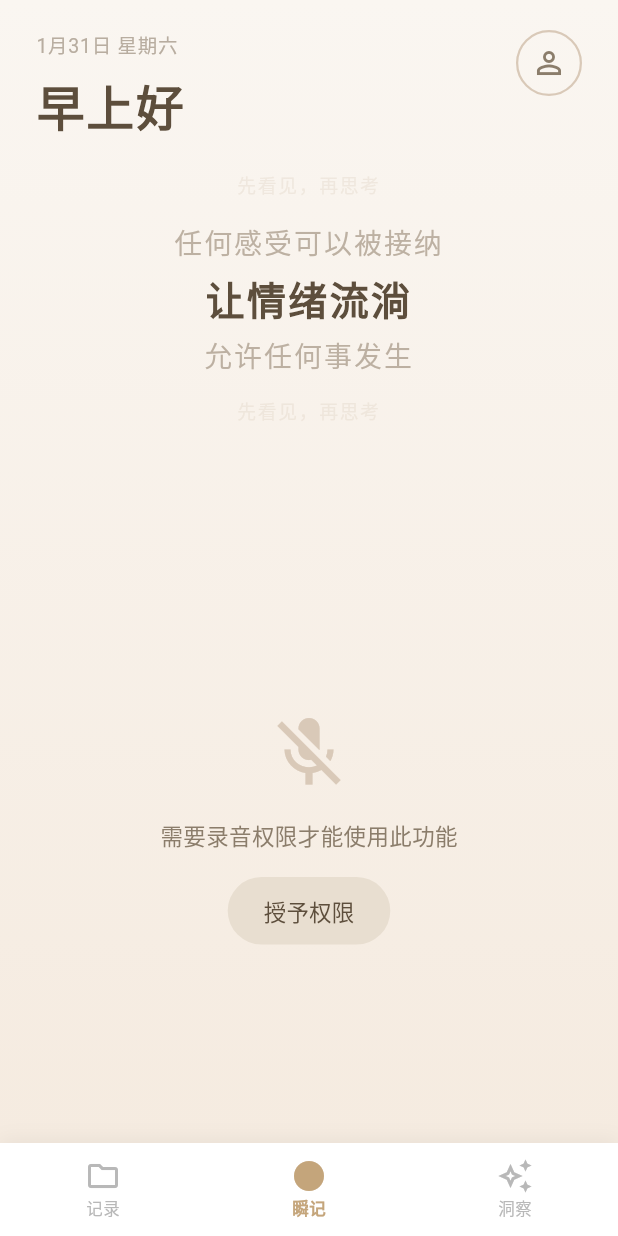
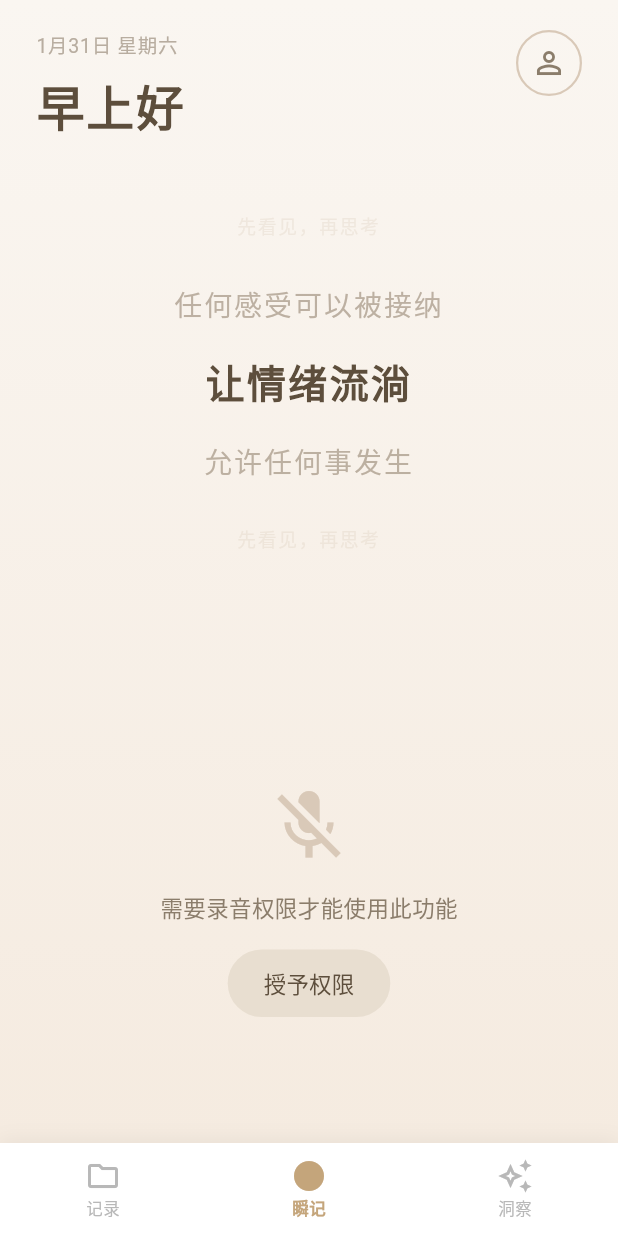
Before and after one commit to BinGess/Ocean, a Flutter app: the screen it shows after launch, on a phone screen of 412 x 824 dp. Run offline on Flutter 3.47's test engine with Material 3 defaults, Android fonts, the phone set to English and light mode, and no system bars; our stand-ins replace bloc_concurrency, dio, equatable, flutter_bloc, flutter_dotenv, freezed_annotation and 3 more; missing offline and left inert: record; accounts and stored records are empty; generated files the repository leaves out were written again.

```diff
--- a/lib/presentation/screens/home/home_screen.dart
+++ b/lib/presentation/screens/home/home_screen.dart
@@ -252,10 +252,14 @@ class _HomeScreenState extends State<HomeScreen> {
                     if (ModalRoute.of(context)?.isCurrent ?? false) {
                       final messenger = ScaffoldMessenger.of(context);
                       final recordBloc = context.read<RecordBloc>();
+                      // 优先使用流式转写文本,避免显示占位符
+                      final audioState = context.read<AudioBloc>().state;
+                      final transcription = audioState.realtimeTranscription ??
+                                           recordState.transcription ?? '';
                       NVCConfirmationModal.show(
                         context: context,
                         initialAnalysis: recordState.nvcAnalysis!,
-                        transcription: recordState.transcription ?? '',
+                        transcription: transcription,
                         onRevert: () {
                           _handleProcessingModeSelected(ProcessingMode.onlyRecord);
                         },
@@ -321,9 +325,9 @@ class _HomeScreenState extends State<HomeScreen> {
                     // 顶部信息栏
                     _buildHeader(context, dateStr, greeting),
 
-                    // 文字滚动区域 - 缩小以给转写框留空间
+                    // 文字滚动区域 - 优化布局,给文案更多空间
                     Expanded(
-                      flex: 2,
+                      flex: 3,
                       child: _buildDescriptionSection(context),
                     ),
 
@@ -334,9 +338,9 @@ class _HomeScreenState extends State<HomeScreen> {
                       },
                     ),
 
-                    // 录音按钮区域 - 增大以保持良好视觉效果
+                    // 录音按钮区域 - 调整比例,保持整体平衡
                     Expanded(
-                      flex: 4,
+                      flex: 3,
                       child: BlocBuilder<AudioBloc, AudioState>(
                         builder: (context, audioState) {
                           return _buildRecordSection(context, audioState);
@@ -495,15 +499,20 @@ class _HomeScreenState extends State<HomeScreen> {
           ),
           const SizedBox(height: 32),
 
-          // 录音按钮
-          GestureDetector(
-            onTapDown: (_) {
+          // 录音按钮 - 扩大可点击区域
+          Container(
+            width: 180,  // 扩大外层容器,增加可点击热区
+            height: 180,
+            alignment: Alignment.center,
+            child: GestureDetector(
+              behavior: HitTestBehavior.opaque,  // 确保整个区域都可点击
+              onLongPressStart: (_) {
                 if (!audioState.isRecording) {
                   // 优先尝试流式录音，如果失败会自动降级到普通录音
                   context.read<AudioBloc>().add(const AudioStartStreamingRecording());
                 }
               },
-            onTapUp: (_) {
+              onLongPressEnd: (_) {
                 if (audioState.isRecording) {
                   // 如果是流式录音，触发完成事件
                   if (audioState.isStreamingRecording) {
@@ -513,9 +522,14 @@ class _HomeScreenState extends State<HomeScreen> {
                   }
                 }
               },
-            onTapCancel: () {
+              // 保留备用的tap处理,提高兼容性
+              onTapDown: (_) {
+                if (!audioState.isRecording) {
+                  context.read<AudioBloc>().add(const AudioStartStreamingRecording());
+                }
+              },
+              onTapUp: (_) {
                 if (audioState.isRecording) {
-                // 如果是流式录音，触发完成事件
                   if (audioState.isStreamingRecording) {
                     context.read<AudioBloc>().add(const AudioFinalizeStreaming());
                   } else {
@@ -553,6 +567,7 @@ class _HomeScreenState extends State<HomeScreen> {
                 ),
               ),
             ),
+          ),
 
           // 录音时长显示
           if (audioState.isRecording && audioState.duration > 0)
@@ -575,12 +590,13 @@ class _HomeScreenState extends State<HomeScreen> {
 
   /// 构建实时转写区域 - 固定高度,不影响按钮位置
   Widget _buildTranscriptionArea(AudioState audioState) {
-    // 固定高度容器,保持布局稳定
+    // 固定高度容器,保持布局稳定,优化动画性能
     return AnimatedContainer(
-      duration: const Duration(milliseconds: 300),
+      duration: const Duration(milliseconds: 250),
+      curve: Curves.easeOutCubic,  // 使用更流畅的动画曲线
       height: (audioState.isStreamingRecording && audioState.realtimeTranscription != null)
-          ? 220  // 转写框显示时的高度
-          : 40,  // 收起时的最小高度,保持间距
+          ? 200  // 转写框显示时的高度(从220减少到200,给上方文案更多空间)
+          : 24,  // 收起时的最小高度(从40减少到24,优化间距)
       padding: const EdgeInsets.symmetric(horizontal: 32, vertical: 8),
       child: (audioState.isStreamingRecording && audioState.realtimeTranscription != null)
           ? _buildRealtimeTranscription(audioState)
@@ -598,20 +614,20 @@ class _HomeScreenState extends State<HomeScreen> {
   /// 构建实时转写显示widget
   Widget _buildRealtimeTranscription(AudioState audioState) {
     return Container(
-      constraints: const BoxConstraints(maxHeight: 200),
-      padding: const EdgeInsets.all(16),
+      constraints: const BoxConstraints(maxHeight: 180),  // 减少最大高度
+      padding: const EdgeInsets.all(14),  // 减少内边距,优化空间利用
       decoration: BoxDecoration(
         color: Colors.white.withValues(alpha: 0.95),
-        borderRadius: BorderRadius.circular(20),
+        borderRadius: BorderRadius.circular(16),  // 稍微减小圆角
         border: Border.all(
           color: const Color(0xFFE8DED0),
           width: 1.5,
         ),
         boxShadow: [
           BoxShadow(
-            color: Colors.black.withValues(alpha: 0.08),
-            blurRadius: 12,
-            offset: const Offset(0, 4),
+            color: Colors.black.withValues(alpha: 0.06),  // 减弱阴影
+            blurRadius: 10,
+            offset: const Offset(0, 3),
           ),
         ],
       ),
@@ -673,7 +689,9 @@ class _HomeScreenState extends State<HomeScreen> {
   }
 
   Widget _buildDescriptionSection(BuildContext context) {
-    return PageView.builder(
+    return Padding(
+      padding: const EdgeInsets.symmetric(vertical: 16),  // 增加上下内边距
+      child: PageView.builder(
         controller: _descriptionController,
         scrollDirection: Axis.vertical,
         physics: const BouncingScrollPhysics(),
@@ -737,7 +755,7 @@ class _HomeScreenState extends State<HomeScreen> {
                         color: color,
                         fontSize: fontSize,
                         fontWeight: fontWeight,
-                        height: 1.4,
+                        height: 1.5,  // 增加行高,优化可读性
                         letterSpacing: 1.5,
                       ),
                     ),
@@ -748,6 +766,7 @@ class _HomeScreenState extends State<HomeScreen> {
           },
         );
       },
+      ),
     );
   }
 }
```
Lines whose indentation alone changed are shown as unchanged.
